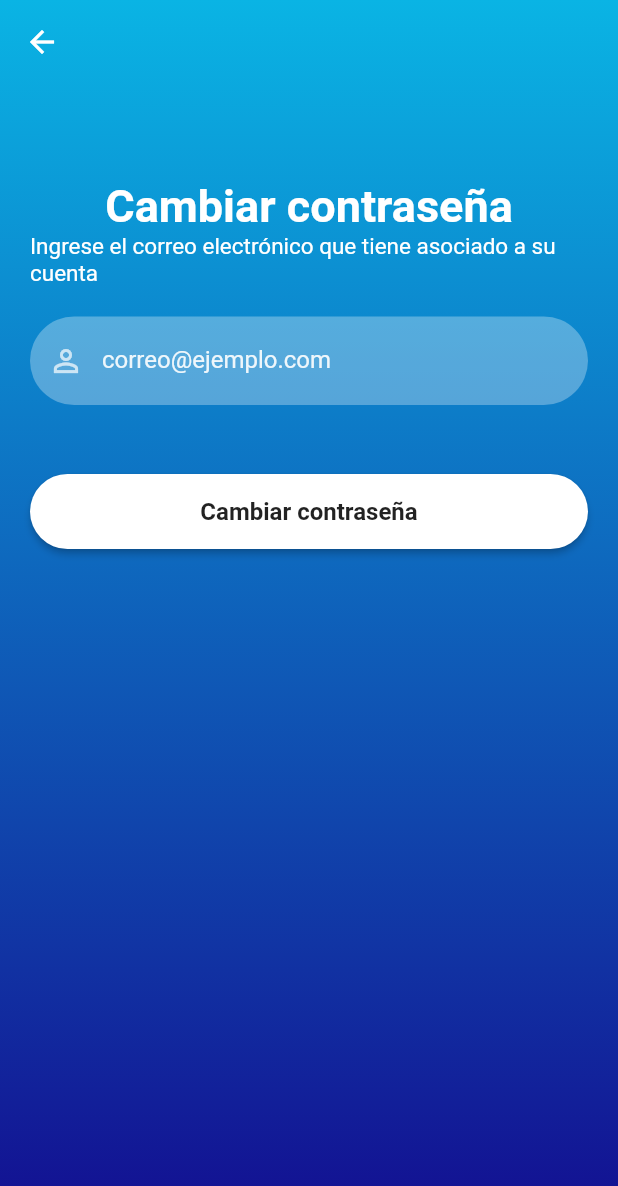
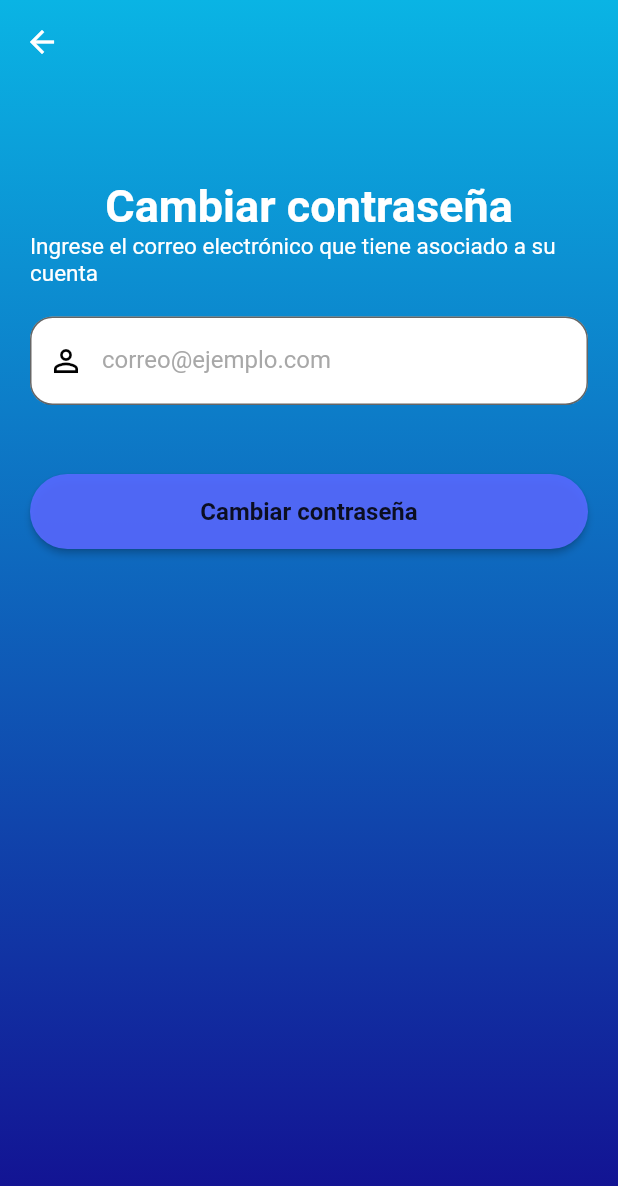
Before and after one commit to AnthonySimbana/BungeeQR_Movil_App_Flutter, a Flutter app: the screen it shows after launch, after a tap on "¿Olvidaste tu contraseña?", on a phone screen of 412 x 824 dp. Shown: the top 1186 px of the screen. Run offline on Flutter 3.47's test engine with Material 2 defaults, Android fonts, the phone set to English and light mode, and no system bars; our stand-ins replace cloud_firestore, firebase_auth, firebase_core; accounts and stored records are empty.

Commit message:
Mejora: Pantalla Login

```diff
--- a/lib/screens/login/signin_screen.dart
+++ b/lib/screens/login/signin_screen.dart
@@ -19,7 +19,8 @@ class _SignInScreenState extends State<SignInScreen> {
   final TextEditingController _passwordTextController = TextEditingController();
 
   void _signIn() async {
-    if (_emailTextController.text.isEmpty || _passwordTextController.text.isEmpty) {
+    if (_emailTextController.text.isEmpty ||
+        _passwordTextController.text.isEmpty) {
       showDialog(
         context: context,
         builder: (context) {
@@ -38,8 +39,8 @@ class _SignInScreenState extends State<SignInScreen> {
           );
         },
       );
-    }else{
-      try{
+    } else {
+      try {
         await FirebaseAuth.instance.signInWithEmailAndPassword(
             email: _emailTextController.text,
             password: _passwordTextController.text);
@@ -49,7 +50,9 @@ class _SignInScreenState extends State<SignInScreen> {
           MaterialPageRoute(builder: (context) => const MainWidget()),
         );
       } on FirebaseAuthException catch (e) {
-        if (e.code == 'user-not-found' || e.code == 'wrong-password' || e.code == 'invalid-email') {
+        if (e.code == 'user-not-found' ||
+            e.code == 'wrong-password' ||
+            e.code == 'invalid-email') {
           print("Credenciales incorrectas");
           showDialog(
             context: context,
@@ -87,38 +90,35 @@ class _SignInScreenState extends State<SignInScreen> {
       body: Container(
         width: MediaQuery.of(context).size.width,
         height: MediaQuery.of(context).size.height,
-        decoration: BoxDecoration(
-          gradient: LinearGradient(
-            colors: [
-              hexStringToColor("0ab4e4"),
-              hexStringToColor("130d90"),
-            ],
-            begin: Alignment.topCenter,
-            end: Alignment.bottomCenter,
+        decoration: const BoxDecoration(
+          image: DecorationImage(
+            image: AssetImage('assets/images/fondo.png'),
+            fit: BoxFit.cover,
           ),
         ),
         child: SingleChildScrollView(
           child: Padding(
             padding: EdgeInsets.fromLTRB(
               20,
-              MediaQuery.of(context).size.height * 0.2,
+              MediaQuery.of(context).size.height * 0.08,
               20,
               0,
             ),
             child: Column(
               children: <Widget>[
                 //logoWidget('assets/images/logoBungeeQR.png'),
-                const Text(
-                  "My app movil",
-                  style: TextStyle(
-                      fontSize: 40,
-                      fontWeight: FontWeight.bold,
-                      color: Colors.white),
+                Image.asset(
+                  'logoBungeeQR.png',
+                  height: 100,
+                ),
+                Image.asset(
+                  'nombreBungeeQR.png',
+                  height: 50,
                 ),
                 const SizedBox(height: 30),
                 reusableTextField(
                   "correo@ejemplo.com",
-                  Icons.person_outline,
+                  Icons.email,
                   false,
                   _emailTextController,
                 ),
@@ -129,9 +129,10 @@ class _SignInScreenState extends State<SignInScreen> {
                   true,
                   _passwordTextController,
                 ),
+
                 const SizedBox(height: 5),
                 forgetPassword(context),
-                firebaseUIButton(context, "Ingresar", _signIn),
+                firebaseUIButton(context, "Iniciar sesión", _signIn),
                 signUpOption(),
               ],
             ),
@@ -146,17 +147,21 @@ class _SignInScreenState extends State<SignInScreen> {
       mainAxisAlignment: MainAxisAlignment.center,
       children: [
         const Text("No tienes una cuenta?",
-            style: TextStyle(color: Colors.white70)),
-        GestureDetector(
-          onTap: () {
+            style: TextStyle(color: Colors.black)),
+        TextButton(
+          onPressed: () {
             Navigator.push(
               context,
               MaterialPageRoute(builder: (context) => const SignUpScreen()),
             );
           },
           child: const Text(
-            " Regístrate",
-            style: TextStyle(color: Colors.white, fontWeight: FontWeight.bold),
+            "Regístrate",
+            style: TextStyle(
+              color: Colors.black,
+              fontWeight: FontWeight.w900,
+              decoration: TextDecoration.underline,
+            ),
           ),
         ),
       ],
@@ -172,7 +177,7 @@ class _SignInScreenState extends State<SignInScreen> {
         child: const Text(
           "¿Olvidaste tu contraseña?",
           style: TextStyle(
-            color: Colors.white70,
+            color: Color(0xFF4A43EC),
             decoration: TextDecoration.underline,
           ),
           textAlign: TextAlign.right,
--- a/lib/widgets/nav_bar.dart
+++ b/lib/widgets/nav_bar.dart
@@ -29,7 +29,7 @@ class NavBar extends StatelessWidget {
                     ),
                   ),
                   decoration: const BoxDecoration(
-                    color: Colors.blue,
+                    color: Color(0xFF4A43EC),
                     image: DecorationImage(
                         fit: BoxFit.fill,
                         image: NetworkImage(
@@ -84,7 +84,7 @@ class NavBar extends StatelessWidget {
                 MaterialPageRoute(builder: (context) => const SignInScreen()),
               );
             },
-            tileColor: Colors.blue.shade200, // Cambiar color de fondo
+            tileColor: const Color(0xFF4A43EC).withOpacity(0.9), // Cambiar color de fondo
           )
         ],
       ),
--- a/lib/widgets/reusable_widget.dart
+++ b/lib/widgets/reusable_widget.dart
@@ -17,21 +17,23 @@ TextField reusableTextField(String text, IconData icon, bool isPasswordType,
     obscureText: isPasswordType,
     enableSuggestions: !isPasswordType,
     autocorrect: !isPasswordType,
-    cursorColor: Colors.white,
-    style: TextStyle(color: Colors.white.withOpacity(0.9)),
+    cursorColor: Colors.blue,
+    style: TextStyle(color: Colors.black87.withOpacity(0.9)),
     decoration: InputDecoration(
       prefixIcon: Icon(
         icon,
-        color: Colors.white70,
+        color: Colors.black,
       ),
       labelText: text,
-      labelStyle: TextStyle(color: Colors.white.withOpacity(0.9)),
+      labelStyle: TextStyle(color: Colors.grey.withOpacity(0.9)),
       filled: true,
       floatingLabelBehavior: FloatingLabelBehavior.never,
-      fillColor: Colors.white.withOpacity(0.3),
+      fillColor: Colors.white,
       border: OutlineInputBorder(
-          borderRadius: BorderRadius.circular(30.0),
-          borderSide: const BorderSide(width: 0, style: BorderStyle.none)),
+        borderRadius: BorderRadius.circular(15.0),
+        borderSide: BorderSide(width: 0.5, color: Colors.white70.withOpacity(0.1)),
+        //borderSide: const BorderSide(width: 0, style: BorderStyle.none)
+      ),
     ),
     keyboardType: isPasswordType
         ? TextInputType.visiblePassword
@@ -53,13 +55,13 @@ TextFormField reusableTextFormField(
     decoration: InputDecoration(
       prefixIcon: Icon(
         icon,
-        color: Colors.white70,
+        color: Colors.grey,
       ),
       labelText: text,
       labelStyle: TextStyle(color: Colors.white.withOpacity(0.9)),
       filled: true,
       floatingLabelBehavior: FloatingLabelBehavior.never,
-      fillColor: Colors.white.withOpacity(0.3),
+      fillColor: Colors.white.withOpacity(0.9),
       border: OutlineInputBorder(
         borderRadius: BorderRadius.circular(30.0),
         borderSide: const BorderSide(width: 0, style: BorderStyle.none),
@@ -90,7 +92,7 @@ Container firebaseUIButton(BuildContext context, String title, Function onTap) {
             if (states.contains(MaterialState.pressed)) {
               return Colors.black26;
             }
-            return Colors.white;
+            return const Color.fromRGBO(86, 105, 255, 255).withOpacity(0.9);
           }),
           shape: MaterialStateProperty.all<RoundedRectangleBorder>(
               RoundedRectangleBorder(borderRadius: BorderRadius.circular(30)))),
```
Also changed, not shown: assets/images/fondo.jpg (added), assets/images/fondo.png (added), assets/images/fondo3.jpg (added), assets/logoBungeeQR.png, assets/logoBungeeQRv0.9.png (added), assets/nombreBungeeQR.png (added), pubspec.lock. Lines whose indentation alone changed are shown as unchanged.
